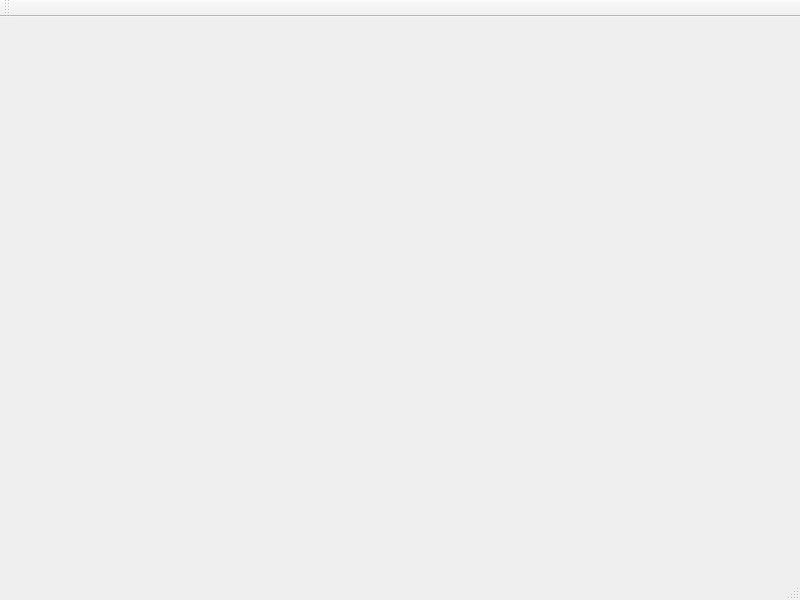
Old version of the form mainwindow.ui in the repository ThyberZee/earthdefense.
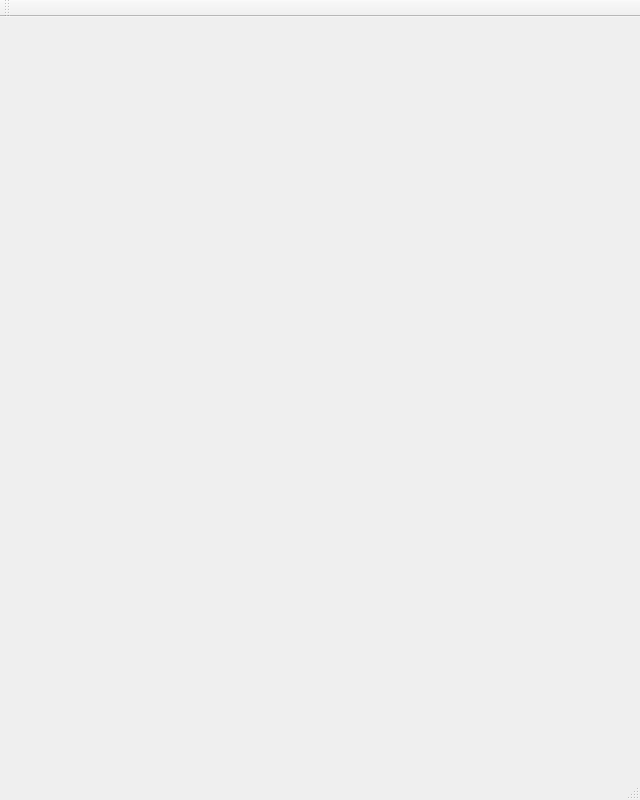
New version of the form. Icons and pictures are not drawn.

Commit message: pre-design-turn-in-date thingy

Diff of the .ui file:
```diff
--- a/mainwindow.ui
+++ b/mainwindow.ui
@@ -6,8 +6,8 @@
    <rect>
     <x>0</x>
     <y>0</y>
-    <width>800</width>
-    <height>600</height>
+    <width>640</width>
+    <height>800</height>
    </rect>
   </property>
   <property name="windowTitle">
```
Left out of the diff: 2 changed lines with no effect on the pictures. The commit also changes 3 other files.
